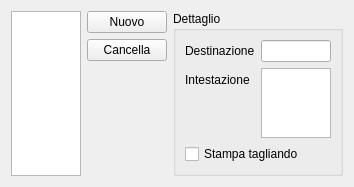
First picture: the form in src/destinazionidlg.ui, repository mtonin/gestcassa, before the edit.
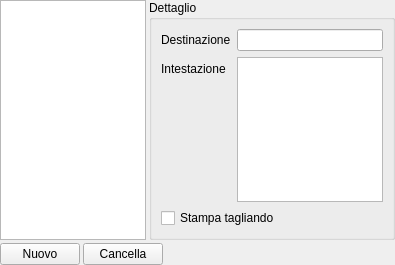
Second picture: the form after the edit.

Patch:
```diff
--- a/src/destinazionidlg.ui
+++ b/src/destinazionidlg.ui
@@ -6,14 +6,22 @@
    <rect>
     <x>0</x>
     <y>0</y>
-    <width>320</width>
-    <height>180</height>
+    <width>395</width>
+    <height>265</height>
    </rect>
   </property>
   <property name="windowTitle">
    <string>Form</string>
   </property>
-  <layout class="QHBoxLayout" name="horizontalLayout">
+  <layout class="QVBoxLayout" name="verticalLayout">
+   <property name="spacing">
+    <number>3</number>
+   </property>
+   <property name="margin">
+    <number>0</number>
+   </property>
+   <item>
+    <layout class="QHBoxLayout" name="horizontalLayout_2">
    <item>
     <widget class="QTableView" name="destinazioneTbl">
      <property name="editTriggers">
@@ -42,37 +50,6 @@
      </attribute>
     </widget>
    </item>
-   <item>
-    <layout class="QVBoxLayout" name="verticalLayout">
-     <item>
-      <widget class="QPushButton" name="nuovoBtn">
-       <property name="text">
-        <string>Nuovo</string>
-       </property>
-      </widget>
-     </item>
-     <item>
-      <widget class="QPushButton" name="cancellaBtn">
-       <property name="text">
-        <string>Cancella</string>
-       </property>
-      </widget>
-     </item>
-     <item>
-      <spacer name="verticalSpacer">
-       <property name="orientation">
-        <enum>Qt::Vertical</enum>
-       </property>
-       <property name="sizeHint" stdset="0">
-        <size>
-         <width>20</width>
-         <height>40</height>
-        </size>
-       </property>
-      </spacer>
-     </item>
-    </layout>
-   </item>
    <item>
     <widget class="QGroupBox" name="groupBox">
      <property name="title">
@@ -81,6 +58,9 @@
      <layout class="QVBoxLayout" name="verticalLayout_2">
       <item>
        <layout class="QFormLayout" name="formLayout">
+          <property name="fieldGrowthPolicy">
+           <enum>QFormLayout::ExpandingFieldsGrow</enum>
+          </property>
         <item row="0" column="0">
          <widget class="QLabel" name="label">
           <property name="text">
@@ -122,6 +102,39 @@
       </item>
      </layout>
     </widget>
+     </item>
+    </layout>
+   </item>
+   <item>
+    <layout class="QHBoxLayout" name="horizontalLayout">
+     <item>
+      <widget class="QPushButton" name="nuovoBtn">
+       <property name="text">
+        <string>Nuovo</string>
+       </property>
+      </widget>
+     </item>
+     <item>
+      <widget class="QPushButton" name="cancellaBtn">
+       <property name="text">
+        <string>Cancella</string>
+       </property>
+      </widget>
+     </item>
+     <item>
+      <spacer name="horizontalSpacer">
+       <property name="orientation">
+        <enum>Qt::Horizontal</enum>
+       </property>
+       <property name="sizeHint" stdset="0">
+        <size>
+         <width>40</width>
+         <height>20</height>
+        </size>
+       </property>
+      </spacer>
+     </item>
+    </layout>
    </item>
   </layout>
  </widget>
```
Lines whose indentation alone changed are shown as unchanged.
